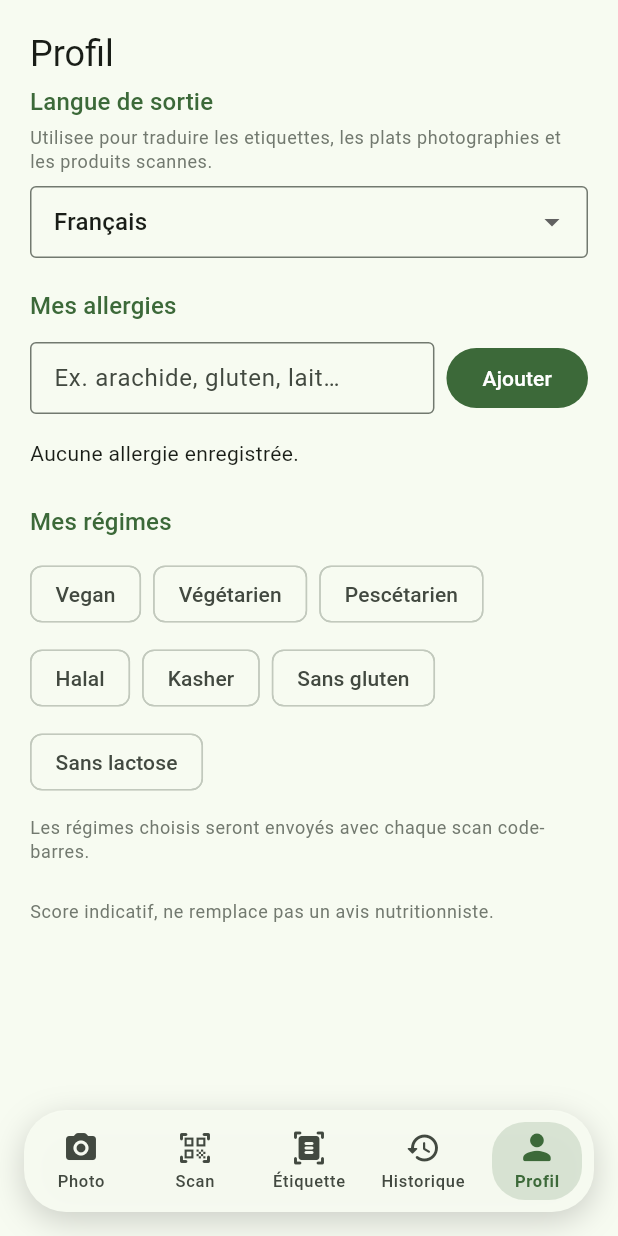
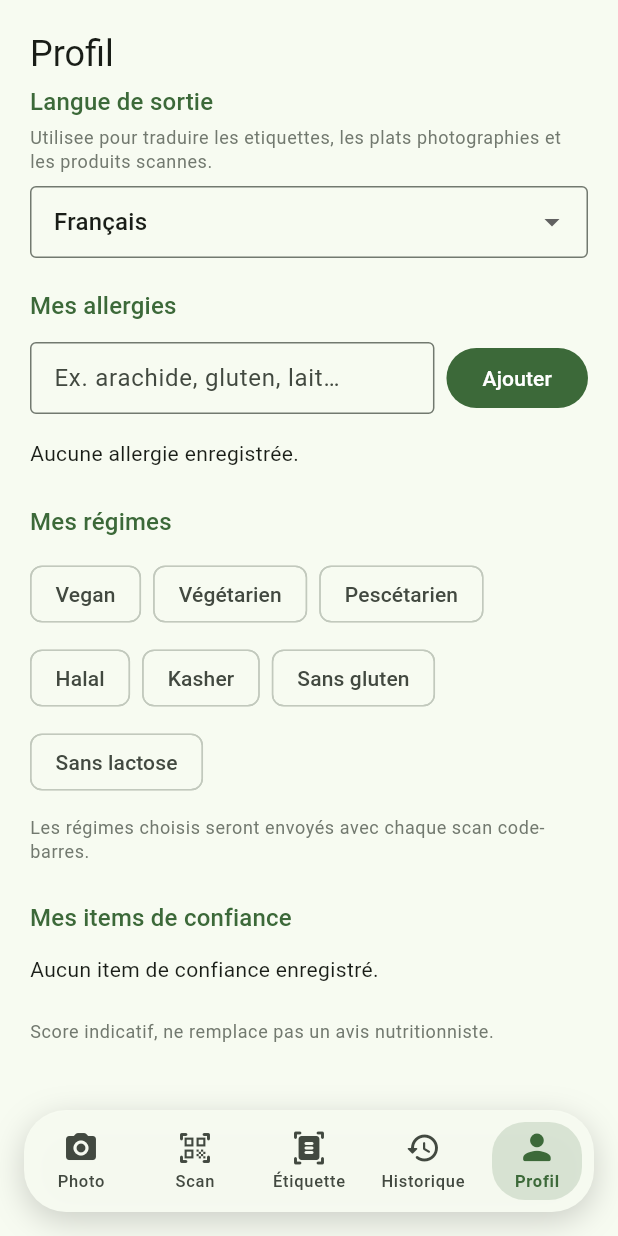
Before and after one commit to Matteodt974/MyAm, a Flutter app: the screen it shows after launch, item 5 of the bottom bar chosen, on a phone screen of 412 x 824 dp. Run offline on Flutter 3.47's test engine with Material 3 defaults, Android fonts, the phone set to English and light mode, and no system bars; our stand-ins replace csv, dio, flutter_riverpod, flutter_secure_storage, freezed_annotation, go_router and 4 more; missing offline and left inert: google_mlkit_text_recognition, mobile_scanner; accounts and stored records are empty; generated files the repository leaves out were written again; statements that could not run were skipped.

Commit message:
ajout de trusted foods et profils de diets fonctionnels

```diff
--- a/frontend/lib/features/profile_allergies/presentation/profile_screen.dart
+++ b/frontend/lib/features/profile_allergies/presentation/profile_screen.dart
@@ -5,6 +5,7 @@ import '../../../core/constants/languages.dart';
 import 'allergy_controller.dart';
 import 'diet_controller.dart';
 import 'language_controller.dart';
+import 'trusted_item_controller.dart';
 
 class ProfileScreen extends ConsumerStatefulWidget {
   const ProfileScreen({super.key});
@@ -45,6 +46,7 @@ class _ProfileScreenState extends ConsumerState<ProfileScreen> {
     final allergiesAsync = ref.watch(allergyControllerProvider);
     final dietsAsync = ref.watch(dietControllerProvider);
     final languageAsync = ref.watch(languageControllerProvider);
+    final trustedItemsAsync = ref.watch(trustedItemControllerProvider);
 
     final theme = Theme.of(context);
 
@@ -182,6 +184,42 @@ class _ProfileScreenState extends ConsumerState<ProfileScreen> {
             ),
             const SizedBox(height: 24),
             Text(
+              'Mes items de confiance',
+              style: theme.textTheme.titleMedium?.copyWith(
+                color: theme.colorScheme.primary,
+              ),
+            ),
+            const SizedBox(height: 12),
+            trustedItemsAsync.when(
+              loading: () => const Center(child: CircularProgressIndicator()),
+              error: (e, _) => Center(child: Text('Erreur : $e')),
+              data: (items) {
+                if (items.isEmpty) {
+                  return Text(
+                    'Aucun item de confiance enregistré.',
+                    style: theme.textTheme.bodyMedium,
+                  );
+                }
+                return Wrap(
+                  spacing: 8,
+                  runSpacing: 8,
+                  children: [
+                    for (final item in items)
+                      InputChip(
+                        label: Text(
+                          item.name?.isNotEmpty == true ? item.name! : item.ean,
+                        ),
+                        avatar: const Icon(Icons.verified, size: 18),
+                        onDeleted: () => ref
+                            .read(trustedItemControllerProvider.notifier)
+                            .remove(item.id),
+                      ),
+                  ],
+                );
+              },
+            ),
+            const SizedBox(height: 24),
+            Text(
               'Score indicatif, ne remplace pas un avis nutritionniste.',
               style: theme.textTheme.bodySmall?.copyWith(
                 color: theme.colorScheme.outline,
--- /dev/null
+++ b/frontend/lib/features/profile_allergies/presentation/trusted_item_controller.dart
@@ -0,0 +1,38 @@
+import 'package:flutter_riverpod/flutter_riverpod.dart';
+
+import '../data/trusted_item_local_store.dart';
+
+class TrustedItemController extends AsyncNotifier<List<TrustedItem>> {
+  @override
+  Future<List<TrustedItem>> build() {
+    return ref.read(trustedItemLocalStoreProvider).load();
+  }
+
+  Future<void> add(TrustedItem item) async {
+    final current = [...(state.value ?? const <TrustedItem>[])];
+
+    if (current.any((existing) => existing.id == item.id)) {
+      return;
+    }
+
+    current.add(item);
+    await _persist(current);
+  }
+
+  Future<void> remove(String id) async {
+    final current = [...(state.value ?? const <TrustedItem>[])];
+    current.removeWhere((item) => item.id == id);
+
+    await _persist(current);
+  }
+
+  Future<void> _persist(List<TrustedItem> list) async {
+    state = AsyncData(list);
+    await ref.read(trustedItemLocalStoreProvider).save(list);
+  }
+}
+
+final trustedItemControllerProvider =
+    AsyncNotifierProvider<TrustedItemController, List<TrustedItem>>(
+      TrustedItemController.new,
+    );
```
Also changed, not shown: frontend/lib/features/profile_allergies/data/trusted_item_local_store.dart (added, +78 -0 lines), frontend/lib/features/scan_barcode/presentation/product_result_sheet.dart (+38 -0 lines), frontend/lib/features/scan_dish/presentation/dish_result_sheet.dart (+55 -2 lines), 1 other file.
